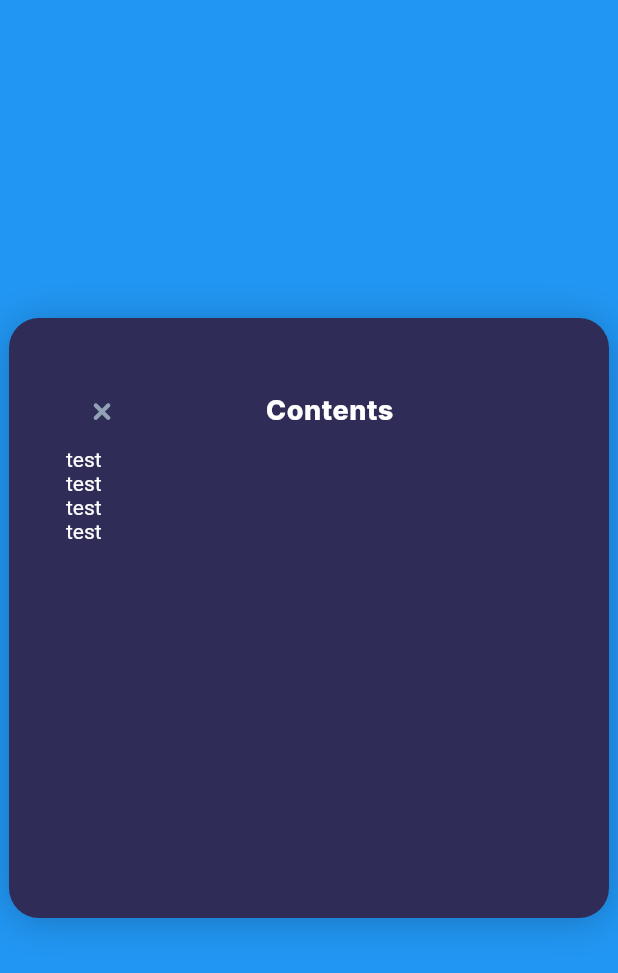
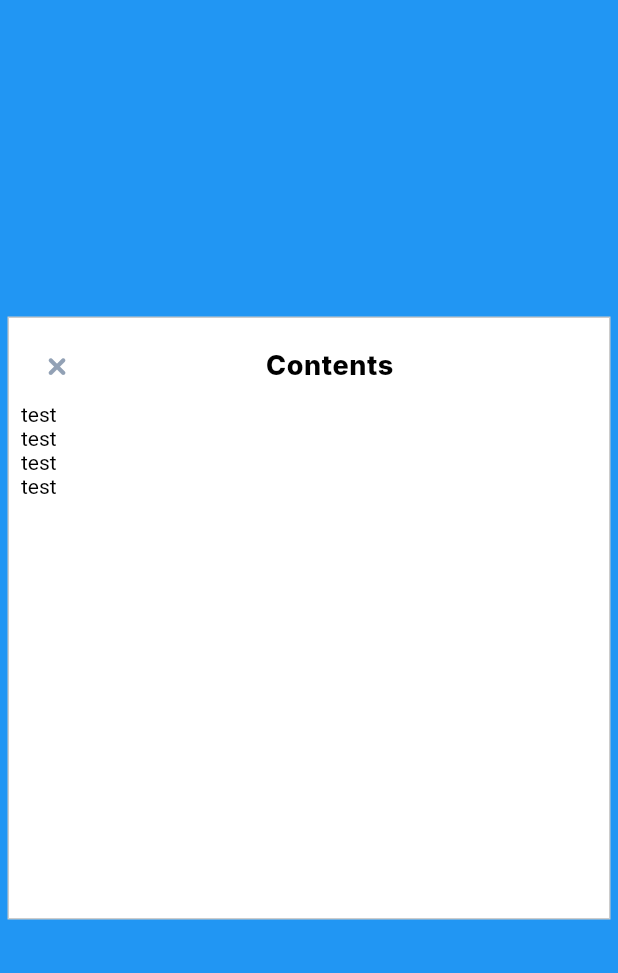
Before and after one commit to Ale11java/flutterPowerboards, a Flutter app: the FloatingPanelExample screen opened by its route, on a phone screen of 412 x 824 dp. Shown: the top 973 px of the screen. Run offline on Flutter 3.47's test engine with Material 2 defaults, Android fonts, the light colour scheme and no system bars; our stand-ins replace cross_file, flutter_secure_storage, go_router, google_fonts; missing offline and left inert: test; accounts and stored records are empty.

Commit message:
ui updates

```diff
--- a/framework/lib/ui/floating_panel.dart
+++ b/framework/lib/ui/floating_panel.dart
@@ -3,7 +3,7 @@ import 'package:google_fonts/google_fonts.dart';
 
 import '../timu_icons/timu_icons.dart';
 
-const _floatingPanelBackground = Color.fromARGB(0xff, 0x2F, 0x2D, 0x57);
+const _floatingPanelBackground = Color.fromARGB(0xff, 0xff, 0xff, 0xff);
 const _closeIconColor = Color.fromARGB(0xff, 0x92, 0xA1, 0xB5);
 final _floatingPanelTitleFont = GoogleFonts.inter(
     textStyle: const TextStyle(
@@ -16,18 +16,18 @@ class FloatingPanelWidget extends StatelessWidget {
 
   @override
   Widget build(BuildContext context) {
-    return DecoratedBox(
-        decoration: BoxDecoration(
-            boxShadow: [
-              BoxShadow(
-                  offset: const Offset(0, 2),
-                  blurRadius: 20,
-                  color: Color.fromARGB((255 * 0.228148).toInt(), 0, 0, 0))
-            ],
-            color: _floatingPanelBackground,
-            borderRadius: BorderRadius.circular(20)),
-        child: DefaultTextStyle(
-            style: const TextStyle(color: Colors.white), child: child));
+    return SizedBox(
+        width: 400,
+        height: 400,
+        child: DecoratedBox(
+            decoration: BoxDecoration(
+                border: Border.all(
+                    color: const Color(0xffcccccc),
+                    strokeAlign: BorderSide.strokeAlignOutside),
+                color: _floatingPanelBackground,
+                borderRadius: BorderRadius.circular(0)),
+            child: DefaultTextStyle(
+                style: const TextStyle(color: Colors.black), child: child)));
   }
 }
 
@@ -42,7 +42,7 @@ class FloatingPanelScaffold extends StatelessWidget {
   @override
   Widget build(BuildContext context) {
     return Padding(
-        padding: const EdgeInsets.all(38),
+        padding: const EdgeInsets.all(8),
         child: Align(
             alignment: Alignment.topCenter,
             child: Column(children: [
```
Also changed, not shown: framework/lib/ui/meeting_header.dart (+7 -1 lines), framework/lib/ui/toolbar.dart (+10 -6 lines).
